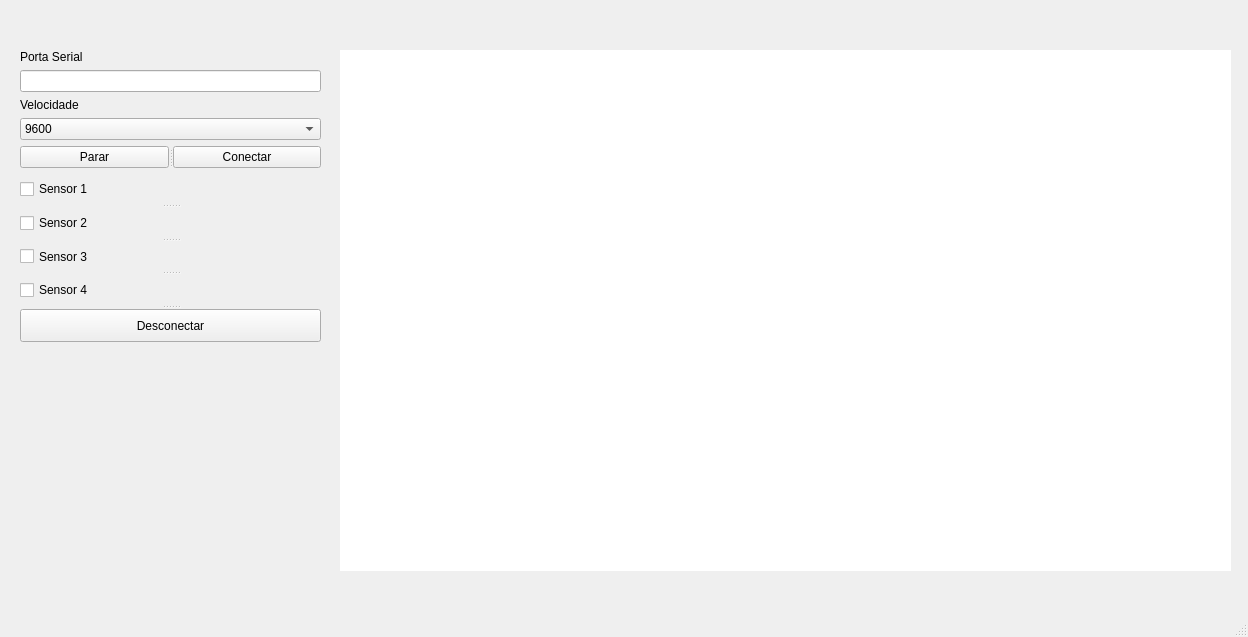
First picture: the form in heat_flow.ui, repository argolomb/aq_dados, before the edit.
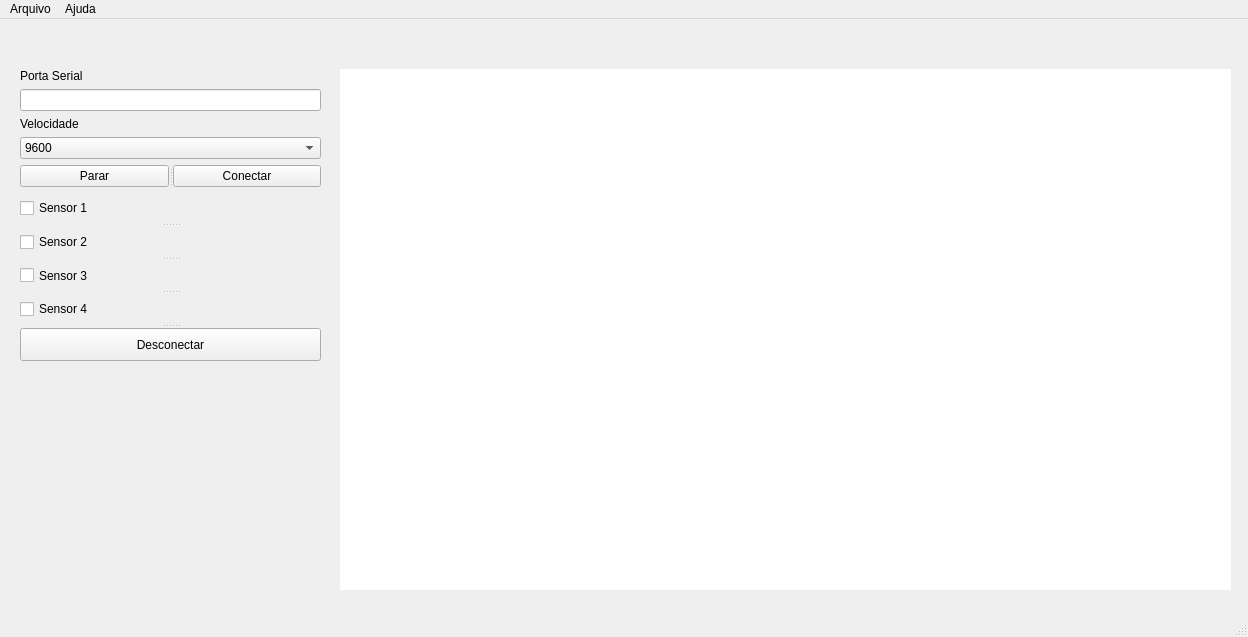
Second picture: the form after the edit.

Commit message: Exibir tela gerada no Qt design

Patch:
```diff
--- a/heat_flow.ui
+++ b/heat_flow.ui
@@ -30,7 +30,7 @@
      <string notr="true">background-color: rgb(255, 255, 255);</string>
     </property>
    </widget>
-   <widget class="QWidget" name="">
+   <widget class="QWidget" name="layoutWidget">
     <property name="geometry">
      <rect>
       <x>20</x>
@@ -159,6 +159,23 @@
      <height>27</height>
     </rect>
    </property>
+   <widget class="QMenu" name="menuArquivo">
+    <property name="title">
+     <string>Arquivo</string>
+    </property>
+    <addaction name="actionAbrir"/>
+    <addaction name="actionSalvar"/>
+    <addaction name="actionIniciar_Conex_o"/>
+    <addaction name="actionPara_Conex_o"/>
+    <addaction name="actionSair"/>
+   </widget>
+   <widget class="QMenu" name="menuAjuda">
+    <property name="title">
+     <string>Ajuda</string>
+    </property>
+   </widget>
+   <addaction name="menuArquivo"/>
+   <addaction name="menuAjuda"/>
   </widget>
   <widget class="QStatusBar" name="statusbar"/>
  </widget>
```
Left out of the diff: 37 changed lines with no effect on the pictures. The commit also changes 2 other files.
